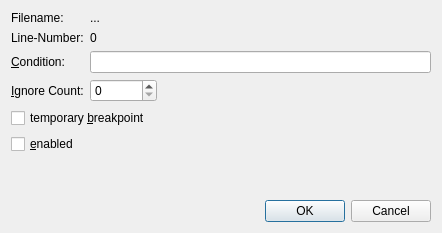
The window that Qitom/ui/dialogEditBreakpoint.ui (itom-project/itom) describes before a commit, drawn with Qt 5.
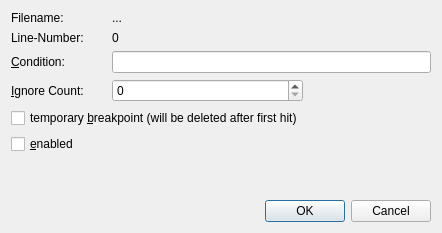
The same window after the commit.

Commit message: temporary breakpoints in scripts are working again (after probably a long, long time). These breakpoints will be deleted right after their first hits

Diff of the .ui file:
```diff
--- a/Qitom/ui/dialogEditBreakpoint.ui
+++ b/Qitom/ui/dialogEditBreakpoint.ui
@@ -91,7 +91,7 @@
        <item row="4" column="0" colspan="3">
         <widget class="QCheckBox" name="checkTemporaryBP">
          <property name="text">
-          <string>temporary &amp;breakpoint</string>
+          <string>temporary &amp;breakpoint (will be deleted after first hit)</string>
          </property>
         </widget>
        </item>
```
The commit also changes 4 other files.
